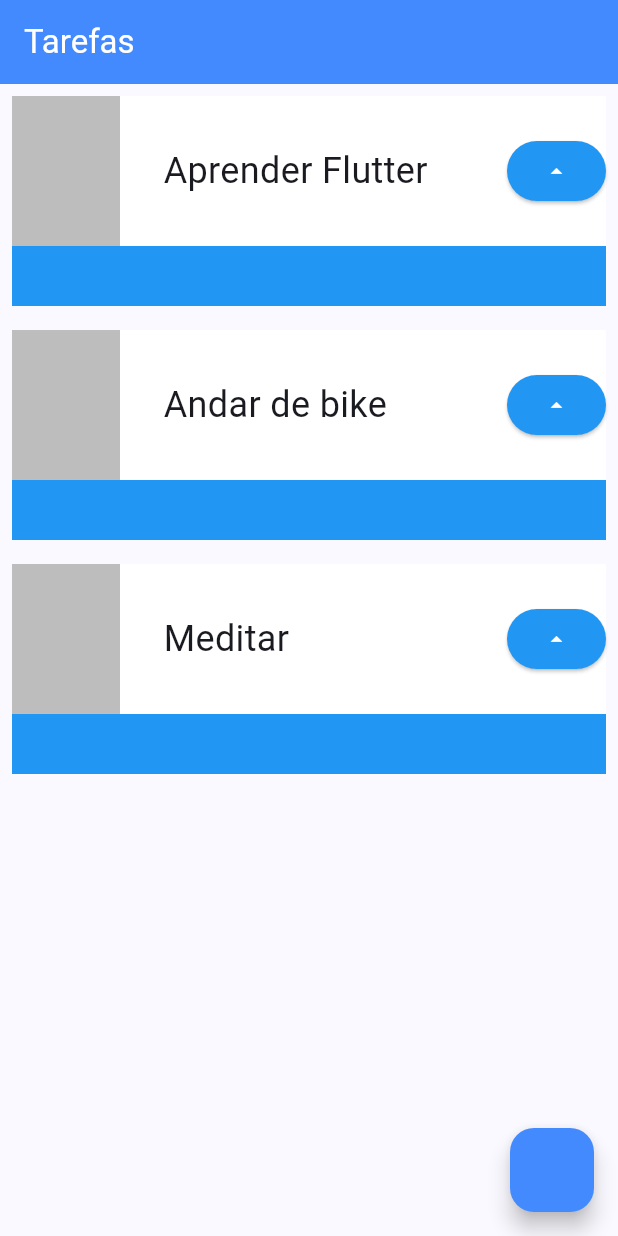
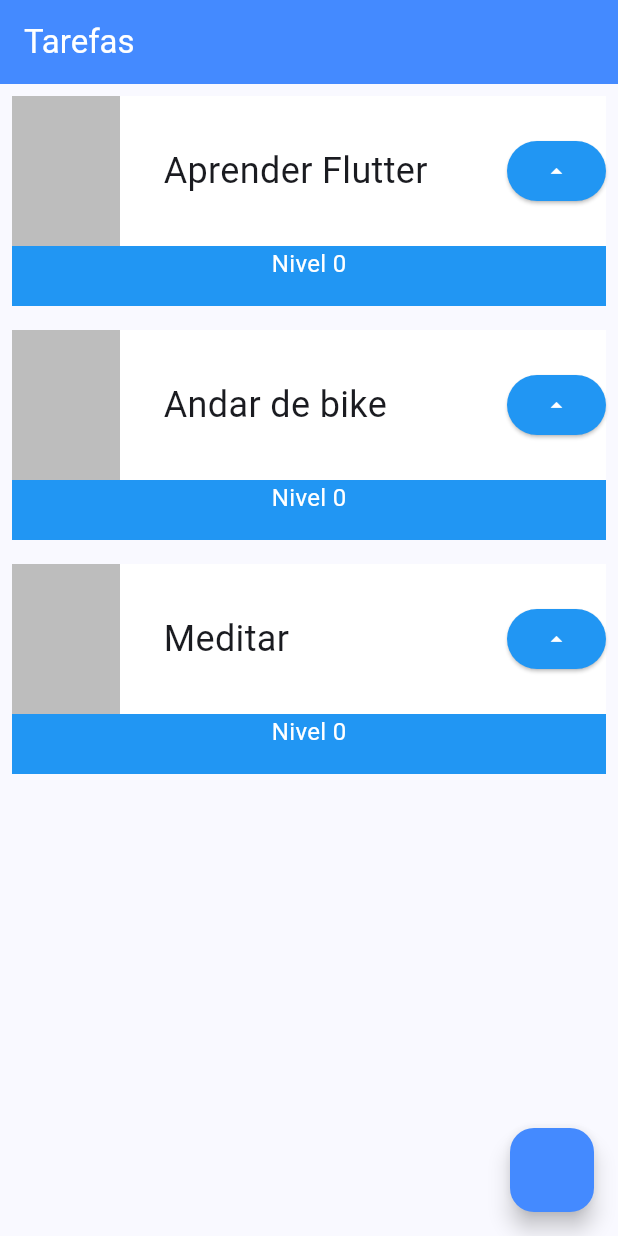
Before and after one commit to jmarciosilva/agendadorTarefas, a Flutter app: the screen it shows after launch, on a phone screen of 412 x 824 dp. Run offline on Flutter 3.47's test engine with Material 3 defaults, Android fonts, the phone set to English and light mode, and no system bars.

```diff
--- a/lib/main.dart
+++ b/lib/main.dart
@@ -41,11 +41,17 @@ class MyApp extends StatelessWidget {
   }
 }
 
-class Task extends StatelessWidget {
+class Task extends StatefulWidget {
   final String nome;
 
   const Task(this.nome, {Key? key}) : super(key: key);
 
+  @override
+  State<Task> createState() => _TaskState();
+}
+
+class _TaskState extends State<Task> {
+  int nivel = 0;
   @override
   Widget build(BuildContext context) {
     return Padding(
@@ -57,6 +63,8 @@ class Task extends StatelessWidget {
               color: Colors.blue,
               height: 140,
             ),
+            Column(
+              children: [
                 Container(
                   color: Colors.white,
                   height: 100,
@@ -71,7 +79,7 @@ class Task extends StatelessWidget {
                       Container(
                           width: 200,
                           child: Text(
-                    nome,
+                            widget.nome,
                             style: TextStyle(
                               fontSize: 24,
                               overflow: TextOverflow.ellipsis,
@@ -82,7 +90,11 @@ class Task extends StatelessWidget {
                           backgroundColor: Colors.blue,
                           foregroundColor: Colors.white,
                         ),
-                    onPressed: () {},
+                        onPressed: () {
+                          setState(() {
+                            nivel++;
+                          });
+                        },
                         child: Icon(
                           Icons.arrow_drop_up,
                         ),
@@ -90,6 +102,15 @@ class Task extends StatelessWidget {
                     ],
                   ),
                 ),
+                Text(
+                  'Nivel $nivel',
+                  style: TextStyle(
+                    color: Colors.white,
+                    fontSize: 16,
+                  ),
+                )
+              ],
+            ),
           ],
         ),
       ),
```
Lines whose indentation alone changed are shown as unchanged.
